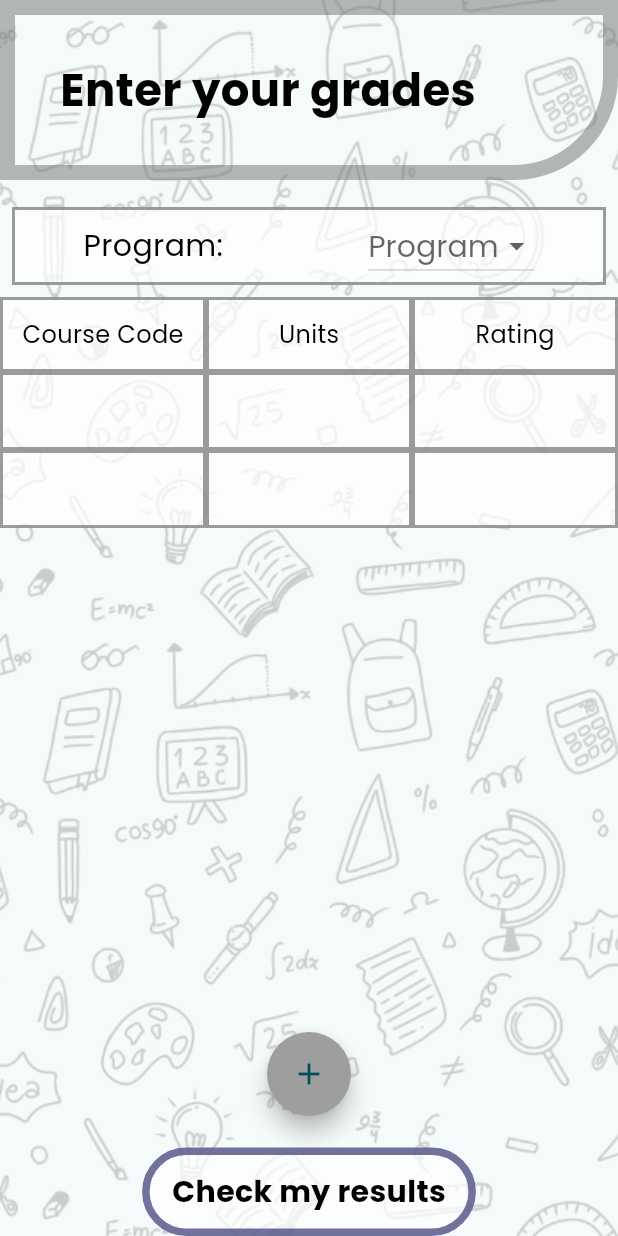
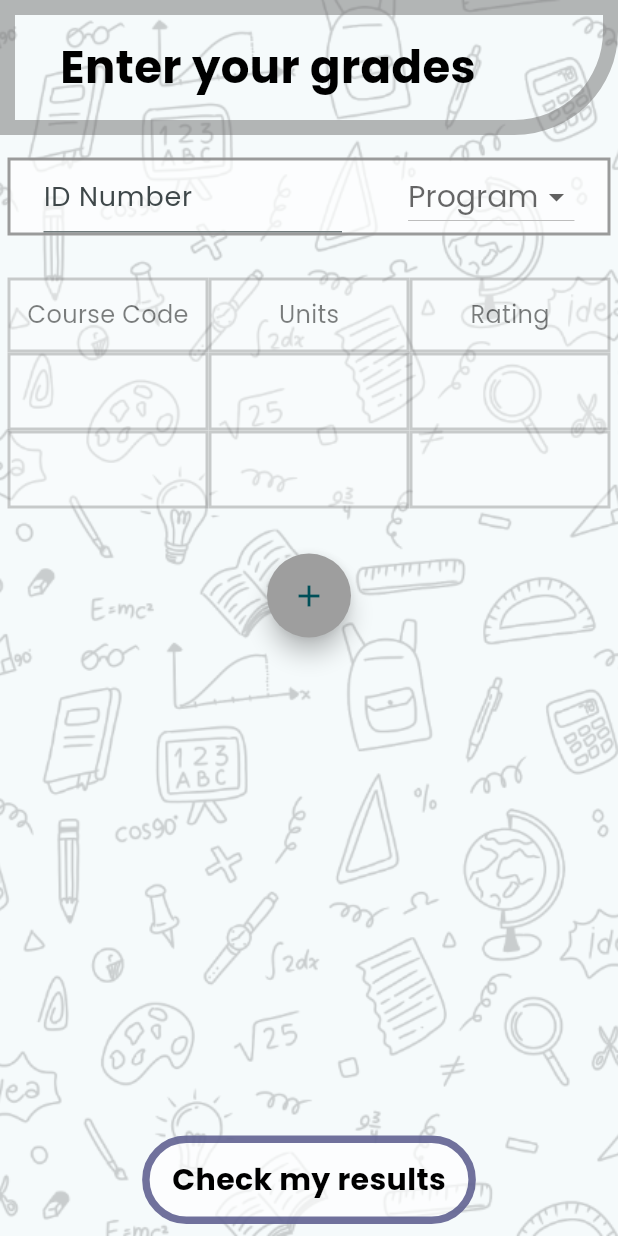
Before and after one commit to nicoitorma/thesis_knn_dev, a Flutter app: the CheckCareer screen opened directly, on a phone screen of 412 x 824 dp. Run offline on Flutter 3.47's test engine with Material 2 defaults, Android fonts, the phone set to English and light mode, and no system bars; our stand-ins replace cloud_firestore, csv, firebase_core, fl_chart, page_transition; accounts and stored records are empty.

Commit message:
idk version

```diff
--- a/lib/activity/check_career.dart
+++ b/lib/activity/check_career.dart
@@ -18,6 +18,14 @@ class CheckCareer extends StatefulWidget {
 class _CheckCareerState extends State<CheckCareer> {
   CategorizeGrades categorizeGrades = CategorizeGrades();
   String? selectedCourse;
+  String idNum = '';
+  final idNumController = TextEditingController();
+
+  @override
+  void dispose() {
+    idNumController.dispose();
+    super.dispose();
+  }
 
   List<Grades> gradesList = [Grades(), Grades()];
 
@@ -29,20 +37,69 @@ class _CheckCareerState extends State<CheckCareer> {
         children: [
           const BackgroundImage(),
           const Header(headerTitle: 'Enter your grades'),
+          Padding(
+            padding: const EdgeInsets.all(5.0),
+            child: Container(
+              decoration: tableBoxDecor(),
+              margin: const EdgeInsets.only(top: 100),
+              child: Row(
+                mainAxisAlignment: MainAxisAlignment.spaceAround,
+                children: [
+                  Flexible(
+                    child: TextField(
+                      controller: idNumController,
+                      onSubmitted: (value) {
+                        if (value.isNotEmpty) {
+                          idNum = value;
+                        }
+                      },
+                      decoration: InputDecoration(
+                          hintText: labelIdNum,
+                          hintStyle: const TextStyle(
+                              fontFamily: 'Poppins', fontSize: 18.0)),
+                    ),
+                  ),
+                  Flexible(
+                    child: DropdownButton<String>(
+                      style: customTextStyle(size: 20.0),
+                      hint: Text(program),
+                      value: selectedCourse,
+                      onChanged: (value) {
+                        setState(() {
+                          selectedCourse = value!;
+                        });
+                      },
+                      items: courseItem.map((String value) {
+                        return DropdownMenuItem<String>(
+                          value: value,
+                          child: Text(value),
+                        );
+                      }).toList(),
+                    ),
+                  ),
+                ],
+              ),
+            ),
+          ),
           Positioned.fill(
-            top: 130,
+            top: 180,
             bottom: 80,
+            child: Padding(
+              padding: const EdgeInsets.all(5.0),
+              child: SingleChildScrollView(
                 child: Column(
                   mainAxisSize: MainAxisSize.min,
                   mainAxisAlignment: MainAxisAlignment.start,
                   children: [
-                programDropdown(),
                     Flexible(
-                  fit: FlexFit.tight,
+                      child: IgnorePointer(
+                        ignoring: (idNum == '') && (selectedCourse == null),
                         child: SingleChildScrollView(
                           scrollDirection: Axis.vertical,
-                    child: IgnorePointer(
-                      ignoring: selectedCourse == null,
+                          child: Opacity(
+                            opacity: (idNum == '') && (selectedCourse == null)
+                                ? 0.5
+                                : 1.0,
                             child: Table(
                               defaultColumnWidth: const FlexColumnWidth(),
                               children: [
@@ -77,6 +134,7 @@ class _CheckCareerState extends State<CheckCareer> {
                           ),
                         ),
                       ),
+                    ),
                     const SizedBox(height: 30),
                     FloatingActionButton(
                       shape: const CircleBorder(),
@@ -91,17 +149,27 @@ class _CheckCareerState extends State<CheckCareer> {
                   ],
                 ),
               ),
+            ),
+          ),
           Align(
             alignment: Alignment.bottomCenter,
+            child: Padding(
+              padding: const EdgeInsets.only(bottom: 8.0),
               child: InkWell(
                 onTap: () {
-                if (gradesList.length > 1) {
+                  if ((gradesList.length) > 1 &&
+                      (selectedCourse != null) &&
+                      (idNum != '')) {
                     List result = categorizeGrades.categorizeSemesters(
                         selectedCourse!, gradesList);
                     Navigator.of(context).push(
                       MaterialPageRoute(
-                      builder: (builder) =>
-                          KnnResult(program: selectedCourse!, grades: result),
+                        builder: (builder) => KnnResult(
+                          program: selectedCourse!,
+                          grades: result,
+                          gradesList: gradesList,
+                          idNum: idNum,
+                        ),
                       ),
                     );
                   } else {
@@ -109,13 +177,15 @@ class _CheckCareerState extends State<CheckCareer> {
                       SnackBar(
                         content: Text(
                           insufficientData,
-                        style: customTextStyle(size: 20.0, color: Colors.white),
+                          style:
+                              customTextStyle(size: 20.0, color: Colors.white),
                         ),
                       ),
                     );
                   }
                 },
-              child: buildCheckResultsContainer(),
+                child: checkResultsContainer(),
+              ),
             ),
           ),
         ],
@@ -140,7 +210,7 @@ class _CheckCareerState extends State<CheckCareer> {
     );
   }
 
-  Widget buildCheckResultsContainer() {
+  Widget checkResultsContainer() {
     return Container(
       decoration: checkResBoxDecor(),
       child: Padding(
@@ -162,33 +232,4 @@ class _CheckCareerState extends State<CheckCareer> {
           style: customTextStyle(),
         ),
       ));
-
-  programDropdown() => Padding(
-        padding: const EdgeInsets.all(8.0),
-        child: Container(
-          decoration: tableBoxDecor(),
-          child: Row(
-              mainAxisAlignment: MainAxisAlignment.spaceAround,
-              mainAxisSize: MainAxisSize.max,
-              children: [
-                Text('$program: ', style: customTextStyle(size: 20.0)),
-                DropdownButton<String>(
-                  style: customTextStyle(size: 20.0),
-                  hint: Text(program),
-                  value: selectedCourse,
-                  onChanged: (value) {
-                    setState(() {
-                      selectedCourse = value!;
-                    });
-                  },
-                  items: courseItem.map((String value) {
-                    return DropdownMenuItem<String>(
-                      value: value,
-                      child: Text(value),
-                    );
-                  }).toList(),
-                ),
-              ]),
-        ),
-      );
 }
--- /dev/null
+++ b/lib/layouts/grade_containers.dart
@@ -0,0 +1,14 @@
+import 'package:flutter/material.dart';
+import 'package:th_knn/layouts/text_style.dart';
+
+import 'box_decoration.dart';
+
+gradeContainer(String title) => Container(
+    height: 50,
+    decoration: tableBoxDecor(),
+    child: Center(
+      child: Text(
+        title,
+        style: customTextStyle(),
+      ),
+    ));
--- a/lib/layouts/header.dart
+++ b/lib/layouts/header.dart
@@ -9,7 +9,7 @@ class Header extends StatelessWidget {
   @override
   Widget build(BuildContext context) {
     return Container(
-        height: 120,
+        height: 90,
         padding: const EdgeInsets.symmetric(horizontal: 30),
         width: MediaQuery.sizeOf(context).width,
         decoration: BoxDecoration(
--- a/lib/values/strings.dart
+++ b/lib/values/strings.dart
@@ -14,6 +14,8 @@ String noProgram = 'No Program selected';
 String legends = 'Legends';
 String result = 'KNN Algorithm Results';
 String occurence = 'Occurence';
+String labelCollection = 'saved_grades';
+String labelIdNum = 'ID Number';
 
 final List<String> courseItem = [
   'BSCS',
--- a/pubspec.yaml
+++ b/pubspec.yaml
@@ -43,6 +43,7 @@ dependencies:
   flutter_native_splash:
   animations: ^2.0.7
   page_transition:
+  cloud_firestore: ^4.9.0
 
 dev_dependencies:
   flutter_test:
```
Also changed, not shown: lib/activity/knn_results.dart (+59 -5 lines), lib/utils/knn_helper.dart (added, +31 -0 lines), lib/utils/rate_prediction.dart (added, +28 -0 lines), lib/firebase_options.dart (added), pubspec.lock, 4 other files. Lines whose indentation alone changed are shown as unchanged.
